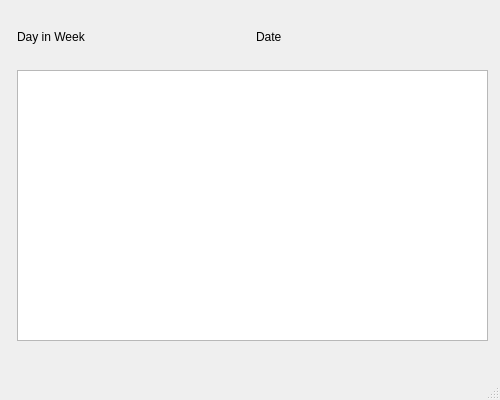
Old version of the form mainwindow.ui in the repository amirfarhoudniya/Manner.
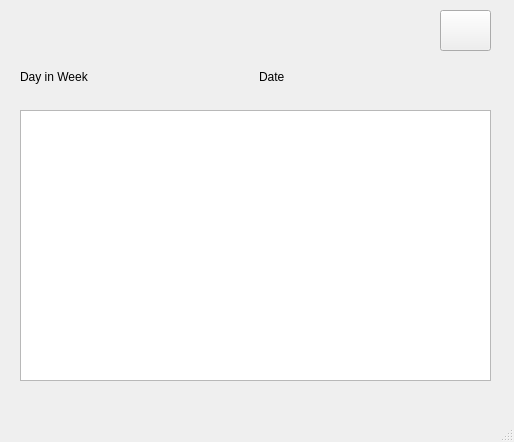
New version of the form.

Diff of the .ui file:
```diff
--- a/mainwindow.ui
+++ b/mainwindow.ui
@@ -6,8 +6,8 @@
    <rect>
     <x>0</x>
     <y>0</y>
-    <width>500</width>
-    <height>400</height>
+    <width>514</width>
+    <height>442</height>
    </rect>
   </property>
   <property name="windowTitle">
@@ -17,13 +17,13 @@
    <widget class="QWidget" name="layoutWidget">
     <property name="geometry">
      <rect>
-      <x>17</x>
-      <y>10</y>
+      <x>20</x>
+      <y>50</y>
       <width>471</width>
       <height>331</height>
      </rect>
     </property>
-    <layout class="QGridLayout" name="gridLayout" rowstretch="1,5,0">
+    <layout class="QGridLayout" name="gridLayout" rowstretch="1,5">
      <item row="0" column="0">
       <layout class="QHBoxLayout" name="horizontalLayout" stretch="1,1">
        <item>
@@ -58,6 +58,19 @@
     </property>
     <layout class="QHBoxLayout" name="notifier_layout"/>
    </widget>
+   <widget class="QPushButton" name="setting_pushButton">
+    <property name="geometry">
+     <rect>
+      <x>440</x>
+      <y>10</y>
+      <width>51</width>
+      <height>41</height>
+     </rect>
+    </property>
+    <property name="text">
+     <string/>
+    </property>
+   </widget>
   </widget>
   <widget class="QMenuBar" name="menubar">
    <property name="geometry">
```
Left out of the diff: 2 changed lines with no effect on the pictures.
